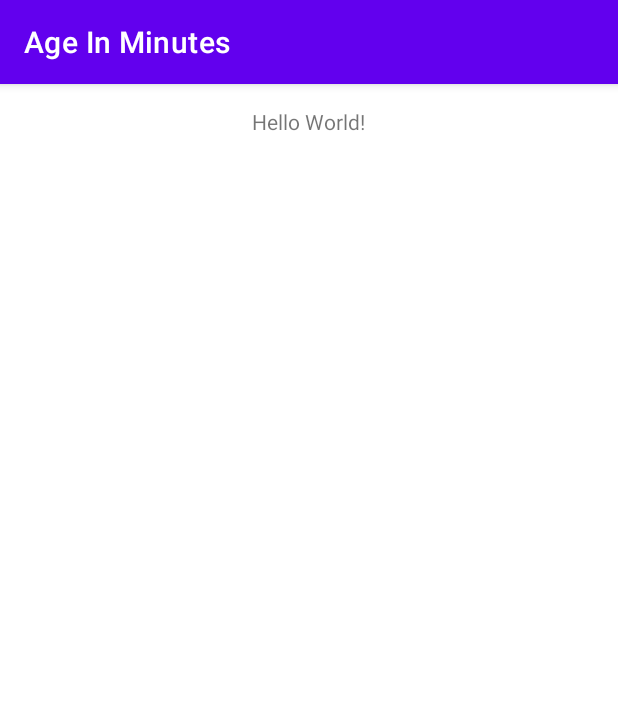
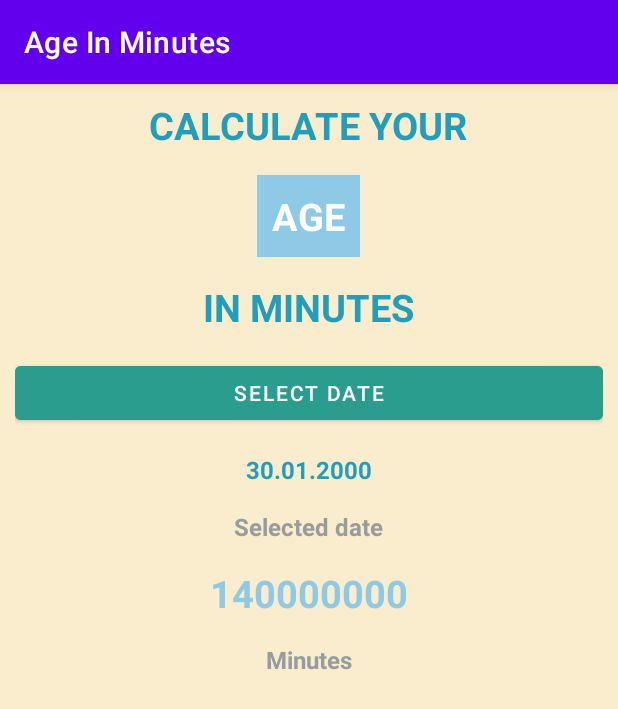
Before and after one commit to sk1ter/age-in-minutes-app, an Android app: the screen it shows after launch (MainActivity), on a phone screen of 412 x 824 dp. Shown: the top 709 px of the screen. Run offline under Robolectric (Android 15) with nearby library versions, the phone set to English and light mode, and no system bars.

Commit message:
completing the view and logic

```diff
--- a/app/src/main/java/xyz/javlonbek/ageinminutes/MainActivity.kt
+++ b/app/src/main/java/xyz/javlonbek/ageinminutes/MainActivity.kt
@@ -1,11 +1,50 @@
 package xyz.javlonbek.ageinminutes
 
+import android.app.DatePickerDialog
 import androidx.appcompat.app.AppCompatActivity
 import android.os.Bundle
+import android.widget.Button
+import android.widget.TextView
+import android.widget.Toast
+import java.text.SimpleDateFormat
+import java.util.*
 
 class MainActivity : AppCompatActivity() {
+    private lateinit var selectedDateText: TextView
+    private lateinit var inMinutesText: TextView
     override fun onCreate(savedInstanceState: Bundle?) {
         super.onCreate(savedInstanceState)
         setContentView(R.layout.activity_main)
+
+        selectedDateText = findViewById(R.id.selectedDateText)
+        inMinutesText = findViewById(R.id.inMinutesText)
+        val dateBtn: Button = findViewById(R.id.dateBtn)
+
+        dateBtn.setOnClickListener {
+            showDatePicker()
+        }
+    }
+
+    private fun showDatePicker() {
+        val calendar = Calendar.getInstance()
+        val year = calendar.get(Calendar.YEAR)
+        val month = calendar.get(Calendar.MONTH)
+        val day = calendar.get(Calendar.DAY_OF_MONTH)
+
+        val dp = DatePickerDialog(
+            this, { _, year, month, day ->
+                selectedDateText.text =
+                    "${if (day < 10) "0$day" else day}.${if (month < 10) "0$month" else month}.$year"
+                val fmt = SimpleDateFormat("dd/MM/yyyy", Locale.ENGLISH)
+                val date = fmt.parse("$day/$month/$year")
+                val dateInMinutes = (date?.time ?: 6000) / 6000
+                val currentDateInMinutes = (fmt.parse(fmt.format(System.currentTimeMillis()))?.time
+                    ?: 6000) / 6000
+
+                inMinutesText.text = (currentDateInMinutes - dateInMinutes).toString()
+            }, year, month, day
+        )
+        dp.datePicker.maxDate = System.currentTimeMillis() - 86400;
+        dp.show()
     }
 }
--- a/app/src/main/res/layout/activity_main.xml
+++ b/app/src/main/res/layout/activity_main.xml
@@ -5,16 +5,88 @@
     android:layout_width="match_parent"
     android:layout_height="match_parent"
     android:gravity="center_horizontal"
-    android:padding="15dp"
+    android:background="@color/bgColor"
+    android:padding="10dp"
+    android:orientation="vertical"
     tools:context=".MainActivity">
 
     <TextView
         android:layout_width="wrap_content"
         android:layout_height="wrap_content"
-        android:text="Hello World!"
-        app:layout_constraintBottom_toBottomOf="parent"
-        app:layout_constraintEnd_toEndOf="parent"
-        app:layout_constraintStart_toStartOf="parent"
-        app:layout_constraintTop_toTopOf="parent" />
+        android:text="CALCULATE YOUR"
+        android:textColor="@color/textBlue"
+        android:layout_marginBottom="16dp"
+        android:textSize="25sp"
+        android:textStyle="bold" />
+
+    <TextView
+        android:layout_width="wrap_content"
+        android:layout_height="wrap_content"
+        android:text="AGE"
+        android:padding="10dp"
+        android:background="@color/ageBg"
+        android:textColor="@color/white"
+        android:textSize="25sp"
+        android:layout_marginBottom="16dp"
+        android:textStyle="bold" />
+
+    <TextView
+        android:layout_width="wrap_content"
+        android:layout_height="wrap_content"
+        android:text="IN MINUTES"
+        android:textColor="@color/textBlue"
+        android:layout_marginBottom="16dp"
+        android:textSize="25sp"
+        android:textStyle="bold" />
+
+    <Button
+        android:id="@+id/dateBtn"
+        android:layout_width="match_parent"
+        android:layout_height="wrap_content"
+        android:text="Select date"
+        android:layout_marginBottom="16dp"
+        android:textColor="@color/white"
+        android:backgroundTint="@color/btnBg"
+    />
+
+    <TextView
+        android:id="@+id/selectedDateText"
+        android:layout_width="wrap_content"
+        android:layout_height="wrap_content"
+        android:text="30.01.2000"
+        android:textColor="@color/textBlue"
+        android:layout_marginBottom="16dp"
+        android:textSize="16sp"
+        android:textStyle="bold" />
+
+
+    <TextView
+        android:layout_width="wrap_content"
+        android:layout_height="wrap_content"
+        android:layout_marginBottom="16dp"
+        android:text="Selected date"
+        android:textColor="#979C9E"
+        android:textSize="16sp"
+        android:textStyle="bold" />
+
+    <TextView
+        android:id="@+id/inMinutesText"
+        android:layout_width="wrap_content"
+        android:layout_height="wrap_content"
+        android:text="140000000"
+        android:textColor="@color/ageBg"
+        android:layout_marginBottom="16dp"
+        android:textSize="25sp"
+        android:textStyle="bold" />
+
+    <TextView
+        android:layout_width="wrap_content"
+        android:layout_height="wrap_content"
+        android:layout_marginBottom="16dp"
+        android:text="Minutes"
+        android:textColor="#979C9E"
+        android:textSize="16sp"
+        android:textStyle="bold" />
+
 
 </LinearLayout>
--- a/app/src/main/res/values/colors.xml
+++ b/app/src/main/res/values/colors.xml
@@ -7,4 +7,8 @@
     <color name="teal_700">#FF018786</color>
     <color name="black">#FF000000</color>
     <color name="white">#FFFFFFFF</color>
+    <color name="textBlue">#219ebc</color>
+    <color name="bgColor">#faedcd</color>
+    <color name="ageBg">#8ecae6</color>
+    <color name="btnBg">#2a9d8f</color>
 </resources>
```
